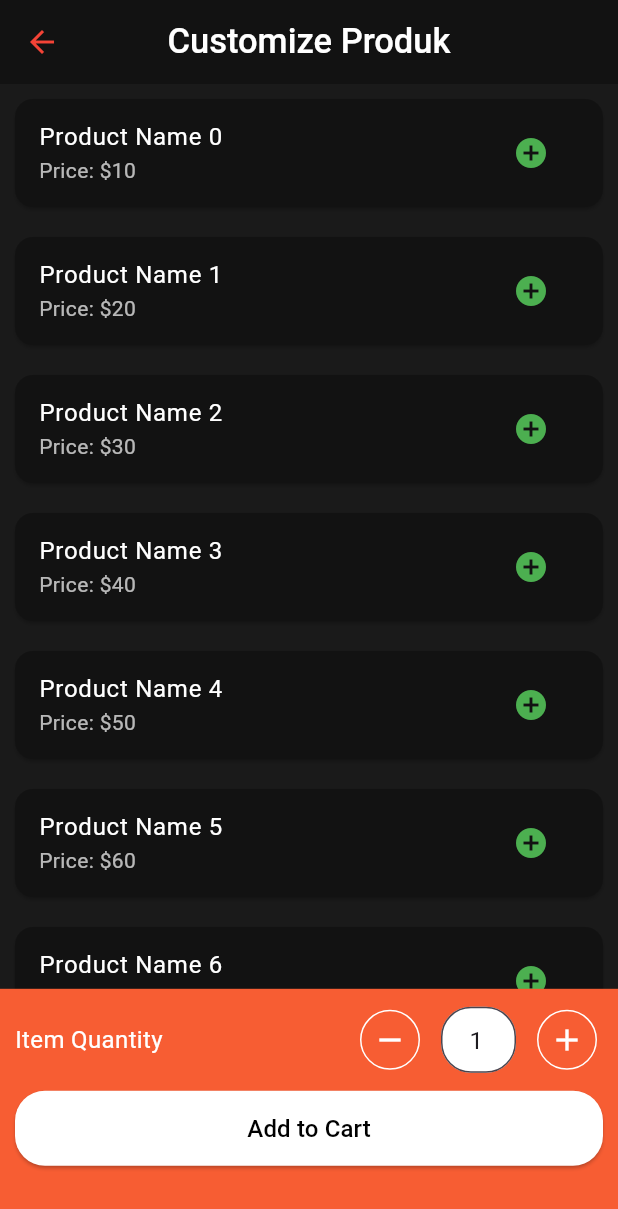
After one commit to Xart22/outside-pos, a Flutter app: the CasierFormView screen opened by its route, on a phone screen of 412 x 824 dp. The commit adds this screen. Shown: the top 1209 px of the screen. Run offline on Flutter 3.47's test engine with Material 3 defaults, Android fonts, the light colour scheme and no system bars; our stand-ins replace cached_network_image, dropdown_search, get, get_storage, google_fonts, image_picker and 2 more; accounts and stored records are empty; generated files the repository leaves out were written again; network calls fail; Roboto replaces fonts that are missing (ComicNeue).

Commit message:
pr casier

```diff
--- a/lib/app/data/model/variant_model.dart
+++ b/lib/app/data/model/variant_model.dart
@@ -20,6 +20,7 @@ class Variant {
         name: json["name"],
         rulesMin: json["rules_min"],
         rulesMax: json["rules_max"],
+        position: json["position"],
         options:
             List<Option>.from(json["options"].map((x) => Option.fromJson(x))),
       );
@@ -29,6 +30,7 @@ class Variant {
         "name": name,
         "rules_min": rulesMin,
         "rules_max": rulesMax,
+        "position": position,
         "options": List<dynamic>.from(options.map((x) => x.toJson())),
       };
 }
--- a/lib/app/modules/casier/views/casier_view.dart
+++ b/lib/app/modules/casier/views/casier_view.dart
@@ -118,6 +118,9 @@ class CasierView extends GetView<CasierController> {
                                       price: formatRupiah(menu.price),
                                       item: '${menu.stock} items',
                                       edit: false,
+                                      addToCart: () {
+                                        controller.addToCart(menu);
+                                      },
                                     );
                                   }),
                                 ],
@@ -138,6 +141,9 @@ class CasierView extends GetView<CasierController> {
                                     price: formatRupiah(menu.price),
                                     item: '${menu.stock} items',
                                     edit: false,
+                                    addToCart: () {
+                                      controller.addToCart(menu);
+                                    },
                                   );
                                 }).toList(),
                               );
--- /dev/null
+++ b/lib/app/modules/casier_form/views/casier_form_view.dart
@@ -0,0 +1,156 @@
+import 'package:flutter/material.dart';
+
+import 'package:get/get.dart';
+import 'package:pos_getx/app/style/app_colors.dart';
+import '../controllers/casier_form_controller.dart';
+
+class CasierFormView extends GetView<CasierFormController> {
+  const CasierFormView({super.key});
+  @override
+  Widget build(BuildContext context) {
+    return Scaffold(
+      backgroundColor: const Color(0xff1A1A1A),
+      resizeToAvoidBottomInset: false,
+      appBar: AppBar(
+        title: Text(
+          "Customize Produk",
+          style: const TextStyle(color: Colors.white),
+        ),
+        leading: IconButton(
+          icon: const Icon(Icons.arrow_back),
+          onPressed: () {
+            Get.back();
+          },
+        ),
+        centerTitle: true,
+        backgroundColor: const Color(0xff121212),
+      ),
+      body: ListView.builder(
+        itemBuilder: (context, index) {
+          return Card(
+            color: const Color(0xff121212),
+            margin: const EdgeInsets.all(10),
+            child: ListTile(
+              title: Text(
+                "Product Name $index",
+                style: const TextStyle(color: Colors.white),
+              ),
+              subtitle: Text(
+                "Price: \$${(index + 1) * 10}",
+                style: const TextStyle(color: Colors.white70),
+              ),
+              trailing: IconButton(
+                icon: const Icon(Icons.add_circle, color: Colors.green),
+                onPressed: () {
+                  // Implement the action for the button
+                  Get.snackbar(
+                      "Added to Cart", "Product Name $index added to cart");
+                },
+              ),
+            ),
+          );
+        },
+        itemCount: 12,
+      ),
+      bottomNavigationBar: Container(
+        height: Get.height * 0.2,
+        padding: const EdgeInsets.all(10),
+        color: AppColors.primary,
+        child: Column(
+          crossAxisAlignment: CrossAxisAlignment.start,
+          children: [
+            Row(
+              mainAxisAlignment: MainAxisAlignment.spaceBetween,
+              children: [
+                const Text(
+                  "Item Quantity",
+                  style: TextStyle(color: Colors.white, fontSize: 16),
+                ),
+                quantityField(),
+              ],
+            ),
+            const SizedBox(height: 10),
+            SizedBox(
+              height: 50,
+              width: double.infinity,
+              child: ElevatedButton(
+                style: ElevatedButton.styleFrom(
+                  backgroundColor: Colors.white,
+                  shape: RoundedRectangleBorder(
+                    borderRadius: BorderRadius.circular(20),
+                  ),
+                ),
+                onPressed: () {
+                  // Implement the action for the button
+                  Get.back();
+                },
+                child: const Text(
+                  "Add to Cart",
+                  style: TextStyle(color: Colors.black, fontSize: 16),
+                ),
+              ),
+            ),
+          ],
+        ),
+      ),
+    );
+  }
+
+  Widget quantityField() {
+    return Row(
+      children: [
+        IconButton(
+          style: IconButton.styleFrom(
+            shape: RoundedRectangleBorder(
+              borderRadius: BorderRadius.circular(100),
+              side: const BorderSide(color: Colors.white, width: 1),
+            ),
+          ),
+          onPressed: () {
+            int currentValue =
+                int.tryParse(controller.quantityController.text) ?? 0;
+            if (currentValue > 1) {
+              controller.quantityController.text =
+                  (currentValue - 1).toString();
+            }
+          },
+          icon: const Icon(Icons.remove, color: Colors.white),
+        ),
+        const SizedBox(width: 10),
+        SizedBox(
+          width: 50,
+          child: TextFormField(
+            controller: controller.quantityController,
+            keyboardType: TextInputType.number,
+            textAlign: TextAlign.center,
+            decoration: InputDecoration(
+              isDense: true,
+              contentPadding: const EdgeInsets.symmetric(vertical: 10),
+              fillColor: Colors.white,
+              filled: true,
+              border: OutlineInputBorder(
+                borderRadius: BorderRadius.circular(20),
+              ),
+              hintText: "0",
+            ),
+          ),
+        ),
+        const SizedBox(width: 10),
+        IconButton(
+          style: IconButton.styleFrom(
+            shape: RoundedRectangleBorder(
+              borderRadius: BorderRadius.circular(100),
+              side: const BorderSide(color: Colors.white, width: 1),
+            ),
+          ),
+          onPressed: () {
+            int currentValue =
+                int.tryParse(controller.quantityController.text) ?? 0;
+            controller.quantityController.text = (currentValue + 1).toString();
+          },
+          icon: const Icon(Icons.add, color: Colors.white),
+        ),
+      ],
+    );
+  }
+}
--- a/lib/app/modules/variant_form/controllers/variant_form_controller.dart
+++ b/lib/app/modules/variant_form/controllers/variant_form_controller.dart
@@ -118,12 +118,11 @@ class VariantFormController extends GetxController {
       showSnackbar("Error", "Pilihan variant tidak boleh kosong");
       return;
     }
-
     final variant = Variant(
       id: editMode.value ? listOption.first.variantId : 0,
       name: nameController.text,
       rulesMin: rulesMinController.value ? 1 : 0,
-      rulesMax: int.parse(rulesMin.text) > 1 ? int.parse(rulesMin.text) : 1,
+      rulesMax: rulesMin.text.isNotEmpty ? int.parse(rulesMin.text) : 1,
       options: listOption.toList(),
     );
 
--- a/lib/app/routes/app_pages.dart
+++ b/lib/app/routes/app_pages.dart
@@ -2,6 +2,8 @@ import 'package:get/get.dart';
 
 import '../modules/casier/bindings/casier_binding.dart';
 import '../modules/casier/views/casier_view.dart';
+import '../modules/casier_form/bindings/casier_form_binding.dart';
+import '../modules/casier_form/views/casier_form_view.dart';
 import '../modules/history/bindings/history_binding.dart';
 import '../modules/history/views/history_view.dart';
 import '../modules/home/bindings/home_binding.dart';
@@ -80,5 +82,10 @@ class AppPages {
       page: () => const MenuFormView(),
       binding: MenuFormBinding(),
     ),
+    GetPage(
+      name: _Paths.CASIER_FORM,
+      page: () => const CasierFormView(),
+      binding: CasierFormBinding(),
+    ),
   ];
 }
--- a/lib/app/routes/app_routes.dart
+++ b/lib/app/routes/app_routes.dart
@@ -16,6 +16,7 @@ abstract class Routes {
   static const VARIANTS = _Paths.VARIANTS;
   static const VARIANT_FORM = _Paths.VARIANT_FORM;
   static const MENU_FORM = _Paths.MENU_FORM;
+  static const CASIER_FORM = _Paths.CASIER_FORM;
 }
 
 abstract class _Paths {
@@ -33,4 +34,5 @@ abstract class _Paths {
   static const VARIANTS = '/variants';
   static const VARIANT_FORM = '/variant-form';
   static const MENU_FORM = '/menu-form';
+  static const CASIER_FORM = '/casier-form';
 }
--- a/lib/app/utils/url_image.dart
+++ b/lib/app/utils/url_image.dart
@@ -1,4 +1,4 @@
-String baseUrl = 'http://192.168.100.3/pos/public/';
+String baseUrl = 'http://192.168.1.2/pos/public/';
 
 String imageUrl(String? image) {
   if (image == null || image.isEmpty) {
--- a/lib/app/widgets/item_menu.dart
+++ b/lib/app/widgets/item_menu.dart
@@ -9,6 +9,7 @@ Widget itemMenu({
   required String item,
   required bool edit,
   Function()? onTap,
+  Function()? addToCart,
 }) {
   return Container(
     padding: const EdgeInsets.all(12),
@@ -19,13 +20,16 @@ Widget itemMenu({
     child: Column(
       crossAxisAlignment: CrossAxisAlignment.start,
       children: [
-        Container(
+        GestureDetector(
+          onTap: addToCart,
+          child: Container(
             height: 130,
             decoration: BoxDecoration(
               borderRadius: BorderRadius.circular(16),
               image: DecorationImage(
                 image: CachedNetworkImageProvider(imageUrl(image)),
                 fit: BoxFit.cover,
+              ),
             ),
           ),
         ),
```
Also changed, not shown: lib/app/data/repository/products_repository.dart (+15 -10 lines), lib/app/modules/casier/controllers/casier_controller.dart (+19 -1 lines), lib/app/modules/casier_form/bindings/casier_form_binding.dart (added, +12 -0 lines), lib/app/modules/casier_form/controllers/casier_form_controller.dart (added, +25 -0 lines), lib/app/modules/menu_form/controllers/menu_form_controller.dart (+48 -20 lines), lib/app/modules/menu_form/views/menu_form_view.dart (+13 -7 lines), lib/app/modules/products/controllers/products_controller.dart (+0 -251 lines), lib/app/modules/products/views/products_view.dart (+13 -3 lines). Lines whose indentation alone changed are shown as unchanged.
